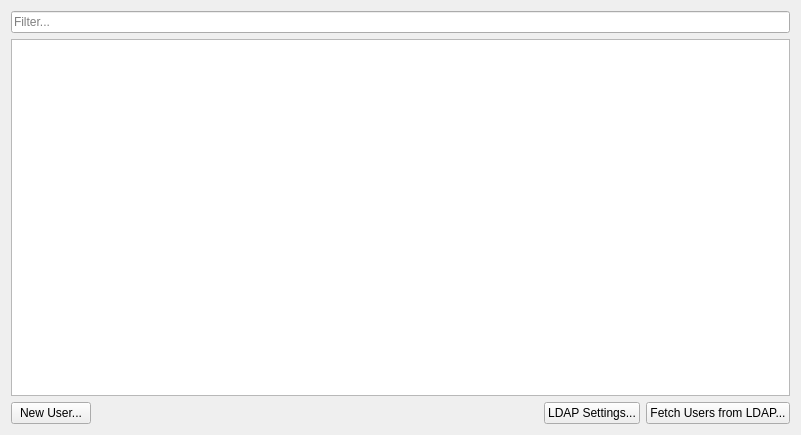
The window that client/src/ui/widgets/settings/user_management_widget.ui (networkoptix/nx_open) describes before a commit, drawn with Qt 5.
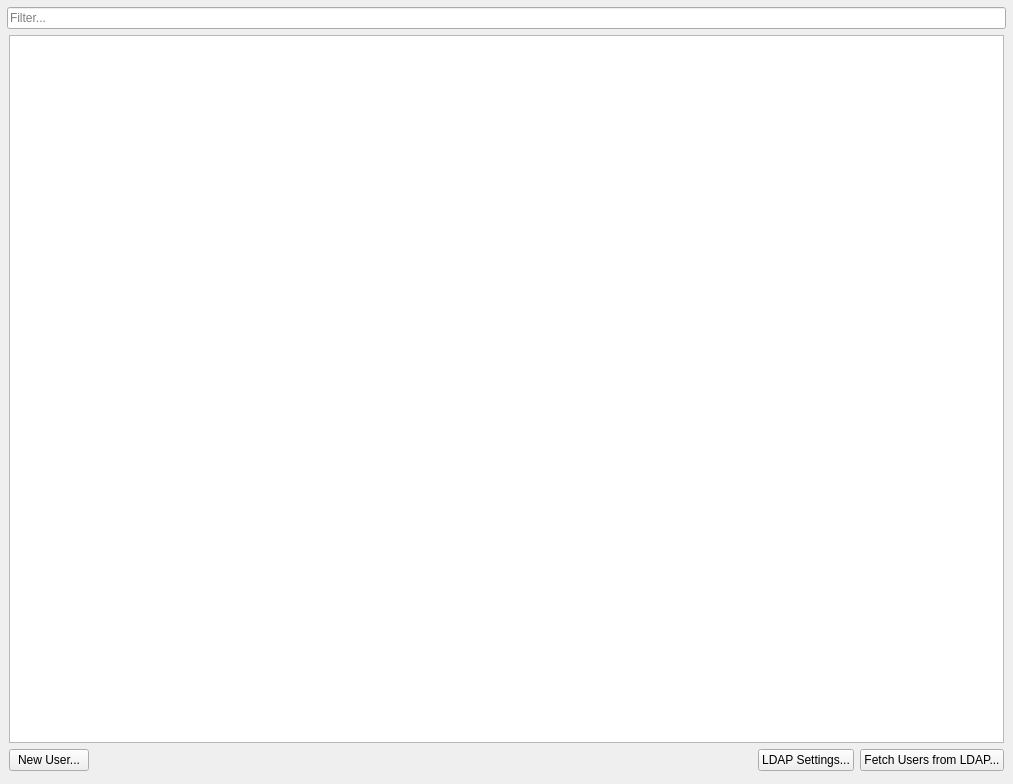
The same window after the commit.

Patch:
```diff
--- a/client/src/ui/widgets/settings/user_management_widget.ui
+++ b/client/src/ui/widgets/settings/user_management_widget.ui
@@ -6,11 +6,26 @@
    <rect>
     <x>0</x>
     <y>0</y>
-    <width>801</width>
-    <height>435</height>
+    <width>1013</width>
+    <height>784</height>
    </rect>
   </property>
-  <layout class="QVBoxLayout" name="verticalLayout" stretch="0,1,0">
+  <layout class="QVBoxLayout" name="verticalLayout_2">
+   <property name="spacing">
+    <number>4</number>
+   </property>
+   <property name="leftMargin">
+    <number>7</number>
+   </property>
+   <property name="topMargin">
+    <number>7</number>
+   </property>
+   <property name="rightMargin">
+    <number>7</number>
+   </property>
+   <property name="bottomMargin">
+    <number>7</number>
+   </property>
    <item>
     <widget class="QLineEdit" name="filterLineEdit">
      <property name="placeholderText">
@@ -19,6 +34,24 @@
     </widget>
    </item>
    <item>
+    <widget class="QWidget" name="backgroundWidget" native="true">
+     <property name="autoFillBackground">
+      <bool>true</bool>
+     </property>
+     <layout class="QVBoxLayout" name="verticalLayout" stretch="1,0">
+      <property name="leftMargin">
+       <number>2</number>
+      </property>
+      <property name="topMargin">
+       <number>2</number>
+      </property>
+      <property name="rightMargin">
+       <number>2</number>
+      </property>
+      <property name="bottomMargin">
+       <number>6</number>
+      </property>
+      <item>
     <widget class="QTableView" name="usersTable">
      <property name="selectionMode">
       <enum>QAbstractItemView::NoSelection</enum>
@@ -143,6 +176,9 @@
        </item>
       </layout>
      </widget>
+       </widget>
+      </item>
+     </layout>
     </widget>
    </item>
   </layout>
```
Lines whose indentation alone changed are shown as unchanged.
